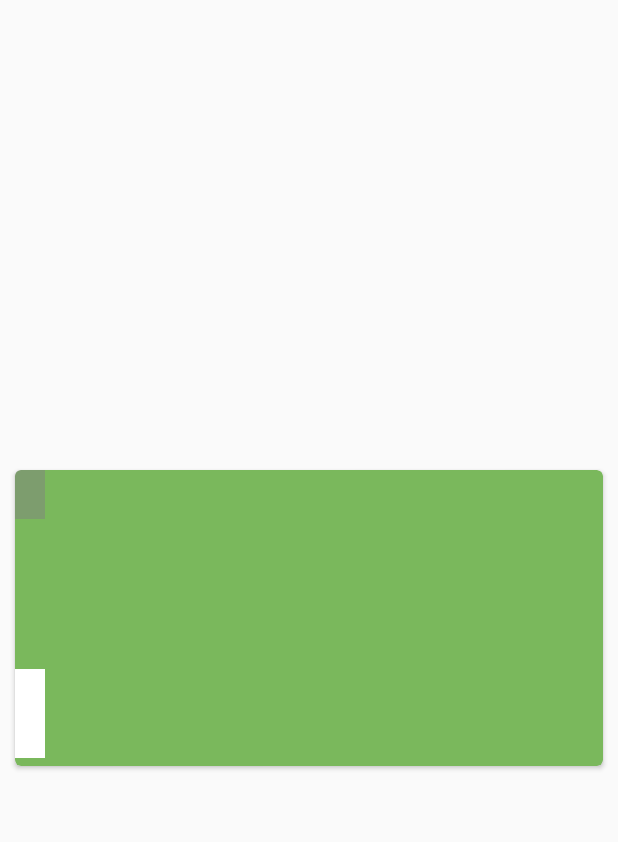
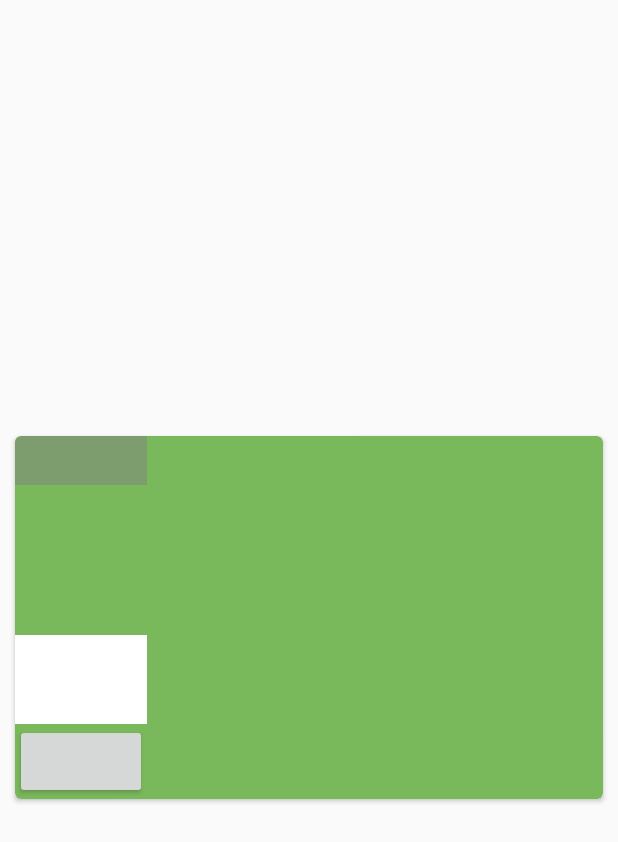
Before and after one commit to horoblast/EVA-project-Groep-6-Android, an Android app: the layout simplerow.xml on its own in the app's theme, with its tools: preview values and no code run, on a phone screen of 412 x 824 dp. Shown: the top 842 px of the screen. Run offline under Robolectric (Android 15) with nearby library versions, the phone set to English and light mode, and no system bars.

Commit message:
viewChallenges

```diff
--- a/Eva_projectg6/app/src/main/java/com/example/bremme/eva_projectg6/ChallengeAdapter.java
+++ b/Eva_projectg6/app/src/main/java/com/example/bremme/eva_projectg6/ChallengeAdapter.java
@@ -6,6 +6,8 @@
 import android.view.LayoutInflater;
 import android.view.View;
 import android.view.ViewGroup;
+import android.widget.Button;
+import android.widget.ImageButton;
 import android.widget.ImageView;
 import android.widget.TextView;
 
@@ -76,6 +78,8 @@
         description.setText(challengeDataSet.get(position).getDescription());
         TextView title = (TextView) holder.view.findViewById(R.id.challengeTitle);
         title.setText(challengeDataSet.get(position).getName());
+        Button button = (Button) holder.view.findViewById(R.id.buttonDone);
+        button.setText("Challenge voltooid");
     }
     @Override
     public int getItemCount() {
--- a/Eva_projectg6/app/src/main/res/layout/simplerow.xml
+++ b/Eva_projectg6/app/src/main/res/layout/simplerow.xml
@@ -48,11 +48,10 @@
             android:padding="20dp"
             android:background="@android:color/white"/>
 
-        <ImageButton
-            android:id="@+id/doneButton"
-            android:layout_width="20dp"
-            android:layout_height="5dp"
-            android:layout_gravity="right"/>
+        <Button
+            android:id="@+id/buttonDone"
+            android:layout_width="match_parent"
+            android:layout_height="50dp" />
     </LinearLayout>
 
 
```
Also changed, not shown: 294 other files. Lines whose indentation alone changed are shown as unchanged.
